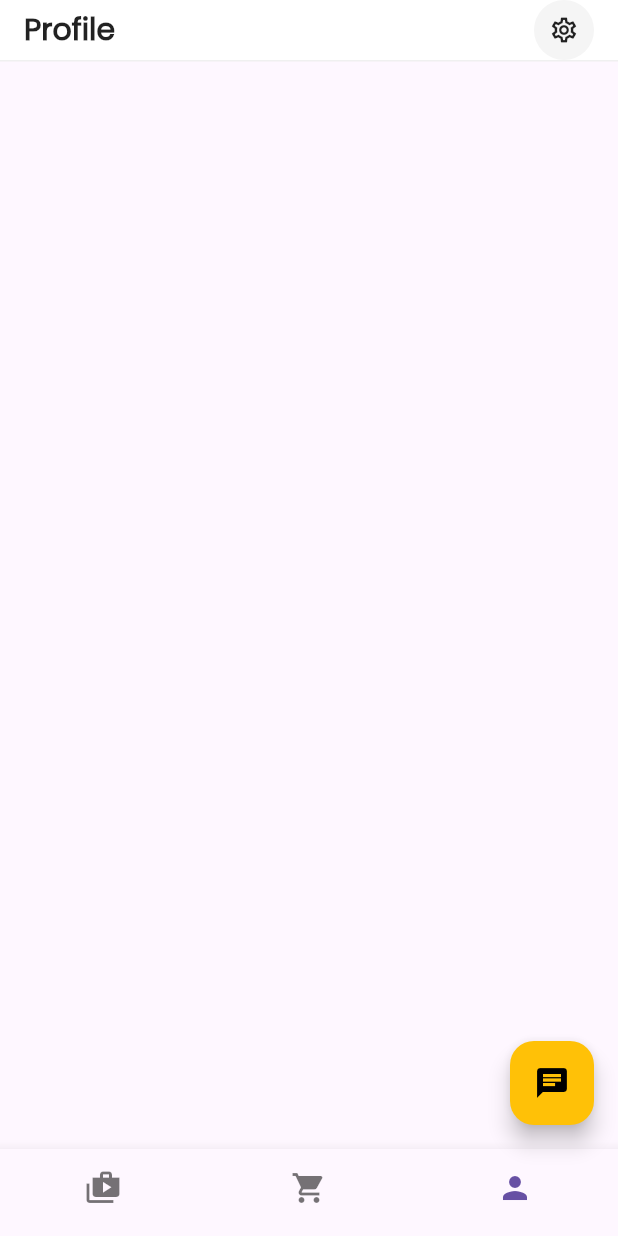
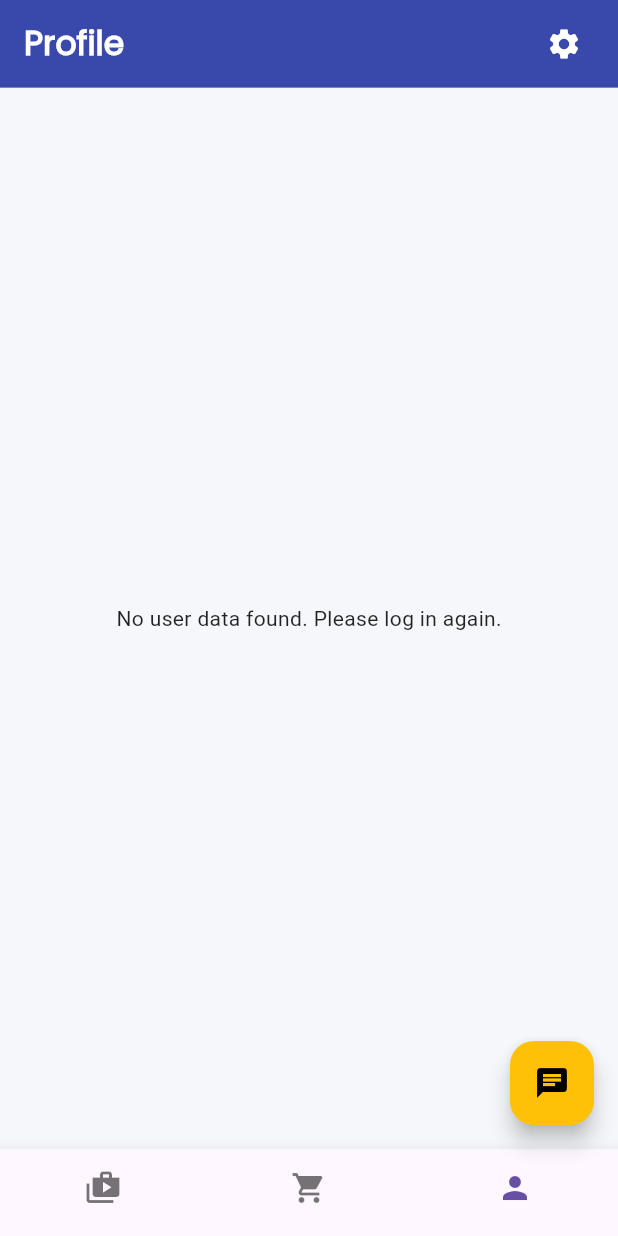
Before and after one commit to recintorp/recinto_advmobprogAY2627, a Flutter app: the HomeScreen screen opened by its route, swiped to page 3, on a phone screen of 412 x 824 dp. Run offline on Flutter 3.47's test engine with Material 3 defaults, Android fonts, the phone set to English and light mode, and no system bars; our stand-ins replace cached_network_image, flutter_dotenv, flutter_screenutil, shared_preferences; accounts and stored records are empty; network calls fail.

Commit message:
lab_act4

```diff
--- /dev/null
+++ b/recinto_advmobprog/lib/models/user.dart
@@ -0,0 +1,51 @@
+class User {
+  final int id;
+  final String username;
+  final String email;
+  final String firstName;
+  final String lastName;
+  final String gender;
+  final String image;
+  final String accessToken;
+  final String refreshToken;
+
+  User({
+    required this.id,
+    required this.username,
+    required this.email,
+    required this.firstName,
+    required this.lastName,
+    required this.gender,
+    required this.image,
+    required this.accessToken,
+    required this.refreshToken,
+  });
+
+  factory User.fromJson(Map<String, dynamic> json) {
+    return User(
+      id: json['id'] ?? 0,
+      username: json['username'] ?? '',
+      email: json['email'] ?? '',
+      firstName: json['firstName'] ?? '',
+      lastName: json['lastName'] ?? '',
+      gender: json['gender'] ?? '',
+      image: json['image'] ?? '',
+      accessToken: json['accessToken'] ?? '',
+      refreshToken: json['refreshToken'] ?? '',
+    );
+  }
+
+  Map<String, dynamic> toJson() {
+    return {
+      'id': id,
+      'username': username,
+      'email': email,
+      'firstName': firstName,
+      'lastName': lastName,
+      'gender': gender,
+      'image': image,
+      'accessToken': accessToken,
+      'refreshToken': refreshToken,
+    };
+  }
+}
--- a/recinto_advmobprog/lib/screens/home_screen.dart
+++ b/recinto_advmobprog/lib/screens/home_screen.dart
@@ -3,6 +3,7 @@ import 'package:flutter_screenutil/flutter_screenutil.dart';
 
 import 'product_screen.dart';
 import 'cart_screen.dart';
+import 'profile_screen.dart';
 import '../widgets/custom_text.dart';
 
 class HomeScreen extends StatefulWidget {
@@ -19,48 +20,45 @@ class _HomeScreenState extends State<HomeScreen> {
 
   @override
   Widget build(BuildContext context) {
-    final theme = Theme.of(context);
-    final isDark = theme.brightness == Brightness.dark;
+    final Map<String, dynamic>? userData = ModalRoute.of(context)?.settings.arguments as Map<String, dynamic>?;
+    final displayUsername = userData?['username'] ?? widget.username;
+    final firstName = userData?['firstName'] ?? 'Profile';
 
-    final surfaceColor = isDark ? const Color(0xFF1C1C1E) : Colors.white;
-    final borderColor =
-        isDark ? Colors.white.withValues(alpha: 0.08) : Colors.black.withValues(alpha: 0.06);
-    final hintColor = isDark ? Colors.white54 : Colors.grey[600];
-    final textColor = isDark ? Colors.white : Colors.black87;
+    const appBarBgColor = Color(0xFF3949AB);
+    const appBarTextColor = Colors.white;
 
     return PopScope(
       canPop: false,
       child: Scaffold(
         appBar: PreferredSize(
-          preferredSize: Size.fromHeight(72.h),
+          preferredSize: Size.fromHeight(75.h), // Slightly taller to fit the stacked text beautifully
           child: Container(
-            decoration: BoxDecoration(
-              color: surfaceColor,
-              border: Border(bottom: BorderSide(color: borderColor)),
+            decoration: const BoxDecoration(
+              color: appBarBgColor,
             ),
             child: SafeArea(
               bottom: false,
               child: Padding(
-                padding: EdgeInsets.symmetric(horizontal: 16.w),
+                // Added vertical padding to give the header breathing room
+                padding: EdgeInsets.symmetric(horizontal: 16.w, vertical: 8.h),
                 child: Row(
+                  // THIS is what fixes the awkward floating! It forces everything to the vertical center.
+                  crossAxisAlignment: CrossAxisAlignment.center,
                   children: [
                     Expanded(
                       child: _selectedIndex == 0
-                          ? _buildHomeHeader(hintColor, textColor)
+                          ? _buildHomeHeader(displayUsername)
                           : CustomText(
-                              text: (_selectedIndex == 1)
-                                  ? 'Cart'
-                                  : (_selectedIndex == 2)
-                                      ? 'Profile'
-                                      : 'Home',
-                              fontSize: 20.sp,
-                              fontWeight: FontWeight.w600,
-                              color: textColor,
+                              text: (_selectedIndex == 1) ? 'Cart' : firstName,
+                              fontSize: 22.sp,
+                              fontWeight: FontWeight.w700,
+                              color: appBarTextColor,
                             ),
                     ),
                     _buildHeaderIconButton(
-                      icon: Icons.settings_outlined,
-                      isDark: isDark,
+                      icon: Icons.settings,
+                      color: Colors.white,
+                      bgColor: Colors.transparent,
                       onTap: () => Navigator.pushNamed(context, '/settings'),
                     ),
                   ],
@@ -75,7 +73,7 @@ class _HomeScreenState extends State<HomeScreen> {
           children: const <Widget>[
             ProductScreen(),
             CartScreen(),
-            SizedBox(),
+            ProfileScreen(),
           ],
           onPageChanged: (page) {
             setState(() {
@@ -83,8 +81,6 @@ class _HomeScreenState extends State<HomeScreen> {
             });
           },
         ),
-
-        // Button goes poof on Cart screen (index 1). Shows up everywhere else.
         floatingActionButton: _selectedIndex == 1
             ? null
             : FloatingActionButton(
@@ -92,7 +88,6 @@ class _HomeScreenState extends State<HomeScreen> {
                 backgroundColor: Colors.amber,
                 child: const Icon(Icons.chat, color: Colors.black),
               ),
-
         bottomNavigationBar: BottomNavigationBar(
           showSelectedLabels: false,
           showUnselectedLabels: false,
@@ -108,47 +103,48 @@ class _HomeScreenState extends State<HomeScreen> {
     );
   }
 
-  Widget _buildHomeHeader(Color? hintColor, Color textColor) {
-    final hasName = widget.username.trim().isNotEmpty;
+  Widget _buildHomeHeader(String username) {
+    final hasName = username.trim().isNotEmpty;
 
     return Row(
+      crossAxisAlignment: CrossAxisAlignment.center,
       children: [
-        ClipRRect(
-          borderRadius: BorderRadius.circular(10.r),
-          child: Image.asset(
+        Image.asset(
           'assets/images/nubdexchange_logo.png',
-            height: 34.h,
+          height: 38.h,
           fit: BoxFit.contain,
         ),
-        ),
-        SizedBox(width: 10.w),
+        SizedBox(width: 12.w),
         Expanded(
-          child: hasName
-              ? Column(
+          child: Column(
             mainAxisSize: MainAxisSize.min,
+            mainAxisAlignment: MainAxisAlignment.center,
             crossAxisAlignment: CrossAxisAlignment.start,
             children: [
-                    CustomText(
-                      text: 'Welcome back',
-                      fontSize: 12.sp,
+              Text(
+                'Welcome Back',
+                style: TextStyle(
+                  fontFamily: 'Poppins',
+                  fontSize: 12.sp, // Slightly smaller subtitle
                   fontWeight: FontWeight.w400,
-                      color: hintColor,
+                  color: Colors.white70,
+                  height: 1.0, // Removes the invisible padding below the text
                 ),
-                    CustomText(
-                      text: widget.username,
-                      fontSize: 17.sp,
-                      fontWeight: FontWeight.w700,
-                      color: textColor,
+              ),
+              if (hasName)
+                Text(
+                  username,
+                  style: TextStyle(
+                    fontFamily: 'Poppins',
+                    fontSize: 20.sp, // Larger username
+                    fontWeight: FontWeight.bold,
+                    color: Colors.amber,
+                    height: 1.2, // Tucks it nicely under the subtitle
+                  ),
                   maxLines: 1,
                   overflow: TextOverflow.ellipsis,
                 ),
             ],
-                )
-              : CustomText(
-                  text: 'Welcome back',
-                  fontSize: 17.sp,
-                  fontWeight: FontWeight.w700,
-                  color: textColor,
           ),
         ),
       ],
@@ -157,7 +153,8 @@ class _HomeScreenState extends State<HomeScreen> {
 
   Widget _buildHeaderIconButton({
     required IconData icon,
-    required bool isDark,
+    required Color color,
+    required Color bgColor,
     required VoidCallback onTap,
   }) {
     return Material(
@@ -170,17 +167,16 @@ class _HomeScreenState extends State<HomeScreen> {
           height: 40.w,
           decoration: BoxDecoration(
             shape: BoxShape.circle,
-            color: isDark
-                ? Colors.white.withValues(alpha: 0.06)
-                : Colors.black.withValues(alpha: 0.04),
+            color: bgColor,
           ),
-          child: Icon(icon, size: 20.sp, color: isDark ? Colors.white70 : Colors.black87),
+          // Ensured the icon perfectly centers within its own invisible box
+          alignment: Alignment.center,
+          child: Icon(icon, size: 24.sp, color: color),
         ),
       ),
     );
   }
 
-  // Syncs bottom bar clicks to change the screen.
   void _onTappedBar(int value) {
     setState(() {
       _selectedIndex = value;
--- a/recinto_advmobprog/lib/screens/product_screen.dart
+++ b/recinto_advmobprog/lib/screens/product_screen.dart
@@ -11,7 +11,7 @@ import '../services/product_service.dart';
 import '../widgets/custom_text.dart';
 
 // screens
-import 'product_details_screen.dart';
+import 'detail_screen.dart';
 
 class ProductScreen extends StatefulWidget {
   const ProductScreen({super.key});
--- /dev/null
+++ b/recinto_advmobprog/lib/screens/profile_screen.dart
@@ -0,0 +1,151 @@
+import 'package:flutter/material.dart';
+import '../services/user_service.dart';
+
+class ProfileScreen extends StatefulWidget {
+  const ProfileScreen({super.key});
+
+  @override
+  State<ProfileScreen> createState() => _ProfileScreenState();
+}
+
+class _ProfileScreenState extends State<ProfileScreen> {
+  final UserService _userService = UserService();
+  late Future<Map<String, dynamic>> _userDataFuture;
+
+  @override
+  void initState() {
+    super.initState();
+    _userDataFuture = _userService.getUserData();
+  }
+
+  // Clears user data from storage and redirects to the sign-in screen.
+  void _logout() async {
+    await _userService.logout();
+    if (!mounted) return;
+    Navigator.pushNamedAndRemoveUntil(context, '/signin', (route) => false);
+  }
+
+  @override
+  Widget build(BuildContext context) {
+    // Dynamic theme variables for Dark/Light mode support
+    final isDark = Theme.of(context).brightness == Brightness.dark;
+    final bgColor = isDark ? const Color(0xFF000000) : const Color(0xFFF5F7FA);
+    final cardColor = isDark ? const Color(0xFF1C1C1E) : Colors.white;
+    final textColor = isDark ? Colors.white : Colors.black87;
+    final subtitleColor = isDark ? Colors.white70 : Colors.grey.shade500;
+    final shadowColor = isDark ? Colors.transparent : Colors.black.withValues(alpha: 0.04);
+    final dividerColor = isDark ? Colors.white24 : Colors.grey.shade200;
+    final avatarBgColor = isDark ? Colors.grey.shade800 : Colors.grey.shade200;
+
+    return Scaffold(
+      backgroundColor: bgColor,
+      // Fetches and displays the saved user data from local storage.
+      body: FutureBuilder<Map<String, dynamic>>(
+        future: _userDataFuture,
+        builder: (context, snapshot) {
+          if (snapshot.connectionState == ConnectionState.waiting) {
+            return const Center(child: CircularProgressIndicator());
+          } else if (snapshot.hasError) {
+            return Center(child: Text('Error: ${snapshot.error}', style: TextStyle(color: textColor)));
+          } else if (!snapshot.hasData || snapshot.data!['id'] == 0) {
+            return Center(child: Text('No user data found. Please log in again.', style: TextStyle(color: textColor)));
+          }
+
+          final user = snapshot.data!;
+
+          return SingleChildScrollView(
+            padding: const EdgeInsets.only(top: 24.0, left: 16.0, right: 16.0, bottom: 16.0),
+            child: Column(
+              children: [
+                Container(
+                  padding: const EdgeInsets.all(24.0),
+                  decoration: BoxDecoration(
+                    color: cardColor,
+                    borderRadius: BorderRadius.circular(16.0),
+                    boxShadow: [
+                      BoxShadow(
+                        color: shadowColor,
+                        blurRadius: 10,
+                        offset: const Offset(0, 4),
+                      ),
+                    ],
+                  ),
+                  child: Column(
+                    children: [
+                      CircleAvatar(
+                        radius: 40,
+                        backgroundColor: avatarBgColor,
+                        backgroundImage: user['image'] != '' ? NetworkImage(user['image']) : null,
+                        child: user['image'] == '' ? Icon(Icons.person, size: 40, color: subtitleColor) : null,
+                      ),
+                      const SizedBox(height: 16),
+                      Text(
+                        '${user['firstName']} ${user['lastName']}',
+                        style: TextStyle(fontSize: 18, fontWeight: FontWeight.bold, color: textColor),
+                      ),
+                      const SizedBox(height: 4),
+                      Text(
+                        '@${user['username']}',
+                        style: TextStyle(fontSize: 14, color: subtitleColor),
+                      ),
+                    ],
+                  ),
+                ),
+                const SizedBox(height: 16),
+                Container(
+                  decoration: BoxDecoration(
+                    color: cardColor,
+                    borderRadius: BorderRadius.circular(16.0),
+                    boxShadow: [
+                      BoxShadow(
+                        color: shadowColor,
+                        blurRadius: 10,
+                        offset: const Offset(0, 4),
+                      ),
+                    ],
+                  ),
+                  child: Column(
+                    children: [
+                      ListTile(
+                        leading: const Icon(Icons.email_outlined, color: Colors.amber),
+                        title: const Text('Email', style: TextStyle(fontSize: 13, color: Colors.grey)),
+                        subtitle: Text(user['email'], style: TextStyle(fontSize: 14, fontWeight: FontWeight.bold, color: textColor)),
+                      ),
+                      Divider(height: 1, color: dividerColor),
+                      ListTile(
+                        leading: const Icon(Icons.people_outline, color: Colors.amber),
+                        title: const Text('Gender', style: TextStyle(fontSize: 13, color: Colors.grey)),
+                        subtitle: Text(user['gender'], style: TextStyle(fontSize: 14, fontWeight: FontWeight.bold, color: textColor)),
+                      ),
+                      Divider(height: 1, color: dividerColor),
+                      ListTile(
+                        leading: const Icon(Icons.badge_outlined, color: Colors.amber),
+                        title: const Text('User ID', style: TextStyle(fontSize: 13, color: Colors.grey)),
+                        subtitle: Text('#${user['id']}', style: TextStyle(fontSize: 14, fontWeight: FontWeight.bold, color: textColor)),
+                      ),
+                    ],
+                  ),
+                ),
+                const SizedBox(height: 32),
+                SizedBox(
+                  width: double.infinity,
+                  height: 50,
+                  child: ElevatedButton.icon(
+                    style: ElevatedButton.styleFrom(
+                      backgroundColor: Colors.deepOrangeAccent,
+                      elevation: 0,
+                      shape: RoundedRectangleBorder(borderRadius: BorderRadius.circular(12.0)),
+                    ),
+                    onPressed: _logout,
+                    icon: const Icon(Icons.logout, color: Colors.white),
+                    label: const Text('Log Out', style: TextStyle(color: Colors.white, fontWeight: FontWeight.bold, fontSize: 16)),
+                  ),
+                ),
+              ],
+            ),
+          );
+        },
+      ),
+    );
+  }
+}
--- /dev/null
+++ b/recinto_advmobprog/lib/services/user_service.dart
@@ -0,0 +1,94 @@
+import 'dart:convert';
+import 'package:http/http.dart';
+import 'package:shared_preferences/shared_preferences.dart';
+import '../constants.dart';
+import '../models/user.dart';
+
+class UserService {
+  Map<String, dynamic> data = {};
+
+  Future<Map<String, dynamic>> loginUser(String username, String password) async {
+    final response = await post(
+      Uri.parse('$host/auth/login'),
+      headers: {'Content-Type': 'application/json'},
+      body: jsonEncode({
+        'username': username,
+        'password': password,
+        'expiresInMins': 60,
+      }),
+    );
+
+    if (response.statusCode == 200) {
+      data = jsonDecode(response.body);
+      await saveUserData(data);
+      return data;
+    } else {
+      throw Exception(response.body);
+    }
+  }
+
+  /// **Save User Data to SharedPreferences**
+  /// Save user data from API response based on User model
+  Future<void> saveUserData(Map<String, dynamic> userData) async {
+    final prefs = await SharedPreferences.getInstance();
+    final user = User.fromJson(userData);
+
+    await prefs.setInt('id', user.id);
+    await prefs.setString('username', user.username);
+    await prefs.setString('email', user.email);
+    await prefs.setString('firstName', user.firstName);
+    await prefs.setString('lastName', user.lastName);
+    await prefs.setString('gender', user.gender);
+    await prefs.setString('image', user.image);
+    await prefs.setString('accessToken', user.accessToken);
+    await prefs.setString('refreshToken', user.refreshToken);
+
+    // Support generic token key if present in API response
+    if (userData.containsKey('token')) {
+      await prefs.setString('token', userData['token'] ?? '');
+    } else if (user.accessToken.isNotEmpty) {
+      await prefs.setString('token', user.accessToken);
+    }
+  }
+
+  /// Retrieve user data from SharedPreferences
+  Future<Map<String, dynamic>> getUserData() async {
+    final prefs = await SharedPreferences.getInstance();
+
+    return {
+      'id': prefs.getInt('id') ?? 0,
+      'username': prefs.getString('username') ?? '',
+      'email': prefs.getString('email') ?? '',
+      'firstName': prefs.getString('firstName') ?? '',
+      'lastName': prefs.getString('lastName') ?? '',
+      'gender': prefs.getString('gender') ?? '',
+      'image': prefs.getString('image') ?? '',
+      'accessToken': prefs.getString('accessToken') ?? '',
+      'refreshToken': prefs.getString('refreshToken') ?? '',
+      'token': prefs.getString('token') ?? prefs.getString('accessToken') ?? '',
+    };
+  }
+
+  /// Retrieve User model from SharedPreferences
+  Future<User> getUser() async {
+    final userData = await getUserData();
+    return User.fromJson(userData);
+  }
+
+  /// **Check if User is Logged In**
+  Future<bool> isLoggedIn() async {
+    final prefs = await SharedPreferences.getInstance();
+    final token = prefs.getString('accessToken') ?? prefs.getString('token');
+    return token != null && token.isNotEmpty;
+  }
+
+  /// **Logout and Clear User Data**
+  Future<void> logout() async {
+    try {
+      final prefs = await SharedPreferences.getInstance();
+      await prefs.clear();
+    } catch (e) {
+      throw Exception('Failed to log out: $e');
+    }
+  }
+}
--- a/recinto_advmobprog/pubspec.yaml
+++ b/recinto_advmobprog/pubspec.yaml
@@ -15,6 +15,7 @@ dependencies:
   flutter_screenutil: ^5.9.3
   http: ^1.6.0
   cached_network_image: ^3.4.1
+  shared_preferences: ^2.5.5
 
 dev_dependencies:
   flutter_test:
```
Also changed, not shown: recinto_advmobprog/lib/main.dart (+6 -3 lines), recinto_advmobprog/lib/screens/cart_screen.dart (+11 -3 lines), recinto_advmobprog/lib/screens/signin_screen.dart (added, +202 -0 lines), recinto_advmobprog/lib/screens/splash_screen.dart (added, +72 -0 lines), recinto_advmobprog/lib/screens/detail_screen.dart (renamed from recinto_advmobprog/lib/screens/product_details_screen.dart), recinto_advmobprog/pubspec.lock, 1 other file. Lines whose indentation alone changed are shown as unchanged.
